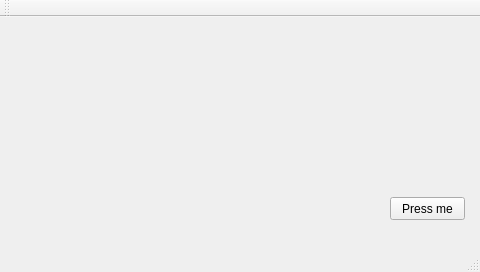
The window that Regulator/Regulator/MainWindow.ui (schadow7/Produkcja_ceramiki_SD) describes before a commit, drawn with Qt 5.
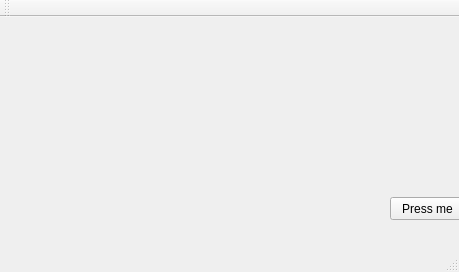
The same window after the commit.

```diff
--- a/Regulator/Regulator/MainWindow.ui
+++ b/Regulator/Regulator/MainWindow.ui
@@ -6,7 +6,7 @@
    <rect>
     <x>0</x>
     <y>0</y>
-    <width>480</width>
+    <width>459</width>
     <height>272</height>
    </rect>
   </property>
```
